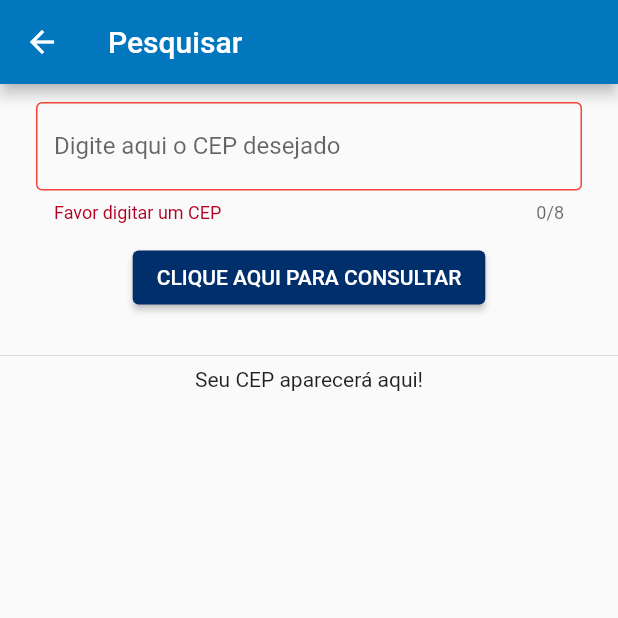
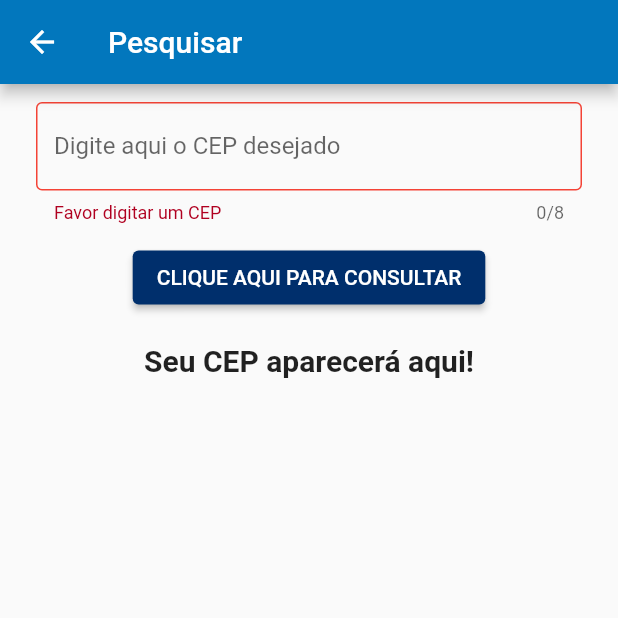
Before and after one commit to yanpaulorc/consulta_cep, a Flutter app: the ConsultaPage screen opened directly, after a tap on "CLIQUE AQUI PARA CONSULTAR", on a phone screen of 412 x 824 dp, the top half of it. Run offline on Flutter 3.47's test engine with Material 2 defaults, Android fonts, the phone set to English and light mode, and no system bars; our stand-ins replace sqflite; accounts and stored records are empty.

```diff
--- a/lib/pages/consulta_page.dart
+++ b/lib/pages/consulta_page.dart
@@ -32,6 +32,9 @@ class _ConsultaPageState extends State<ConsultaPage> {
     _cepTextController.clear();
     setState(() {});
   }
+
+  bool isVisible = false;
+  String texto = 'Seu CEP aparecerá aqui!';
 
   @override
   Widget build(BuildContext context) {
@@ -68,6 +71,9 @@ class _ConsultaPageState extends State<ConsultaPage> {
                       : IconButton(
                           onPressed: (() {
                             _clearText();
+                            isVisible = false;
+                            texto = 'Seu CEP aparecerá aqui!';
+                            setState(() {});
                           }),
                           icon: const Icon(Icons.close),
                         ),
@@ -94,6 +100,14 @@ class _ConsultaPageState extends State<ConsultaPage> {
                 if (_formKey.currentState!.validate()) {
                   cep =
                       await CepController().buscarCEP(_cepTextController.text);
+                  if (cep == null) {
+                    print('CEP null');
+                    isVisible = false;
+                    texto = 'CEP não encontrado! Tente novamente.';
+                    setState(() {});
+                  } else if (cep != null) {
+                    print('CEP: $cep');
+                    isVisible = true;
                     setState(
                       () {
                         _databaseInsert(
@@ -106,16 +120,16 @@ class _ConsultaPageState extends State<ConsultaPage> {
                       },
                     );
                   }
+                }
               },
               child: const Text('CLIQUE AQUI PARA CONSULTAR'),
             ),
             const SizedBox(
               height: 20,
             ),
-            const Divider(),
             Visibility(
-              visible: cep != null,
-              replacement: const Text('Seu CEP aparecerá aqui!'),
+              visible: isVisible,
+              // replacement: const Text('Seu CEP aparecerá aqui!'),
               child: SizedBox(
                 width: MediaQuery.of(context).size.width * 0.9,
                 child: Column(
@@ -140,6 +154,21 @@ class _ConsultaPageState extends State<ConsultaPage> {
                 ),
               ),
             ),
+            Visibility(
+              visible: !isVisible,
+              // replacement: Text(texto),
+              child: SizedBox(
+                width: MediaQuery.of(context).size.width * 0.9,
+                child: Text(
+                  texto,
+                  style: const TextStyle(
+                    fontSize: 20,
+                    fontWeight: FontWeight.bold,
+                  ),
+                  textAlign: TextAlign.center,
+                ),
+              ),
+            ),
           ],
         ),
       ),
```
Also changed, not shown: lib/pages/historico_consulta_page.dart (+11 -2 lines), lib/pages/historico_page.dart (+5 -2 lines), 3 other files. Lines whose indentation alone changed are shown as unchanged.
